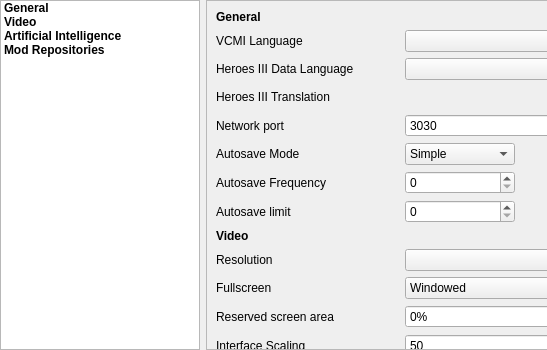
The window that launcher/settingsView/csettingsview_moc.ui (krs0/vcmi) describes before a commit, drawn with Qt 5; both pictures show x 0 to 547 and y 0 to 350 of the 832 by 350 pixel window.
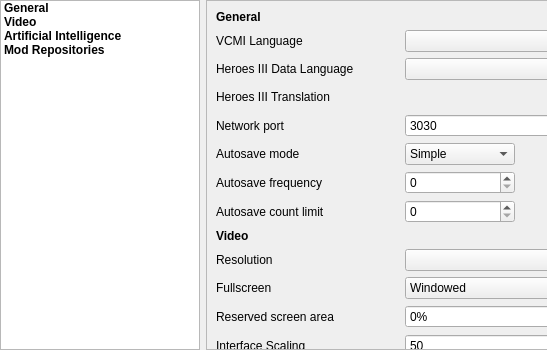
The same window after the commit.

Commit message: Reorganized/renamed autosave settings

Patch:
```diff
--- a/launcher/settingsView/csettingsview_moc.ui
+++ b/launcher/settingsView/csettingsview_moc.ui
@@ -331,7 +331,7 @@
        <item row="10" column="0">
         <widget class="QLabel" name="labelAutosaveLimit">
          <property name="text">
-          <string>Autosave limit</string>
+          <string>Autosave count limit</string>
          </property>
         </widget>
        </item>
@@ -560,7 +560,7 @@
        <item row="8" column="0">
         <widget class="QLabel" name="labelAutosaveMode">
          <property name="text">
-          <string>Autosave Mode</string>
+          <string>Autosave mode</string>
          </property>
         </widget>
        </item>
@@ -661,7 +661,7 @@
        <item row="9" column="0">
         <widget class="QLabel" name="labelAutosaveFrequency">
          <property name="text">
-          <string>Autosave Frequency</string>
+          <string>Autosave frequency</string>
          </property>
         </widget>
        </item>
```
Left out of the diff: 4 changed lines with no effect on the pictures. The commit also changes 5 other files.
